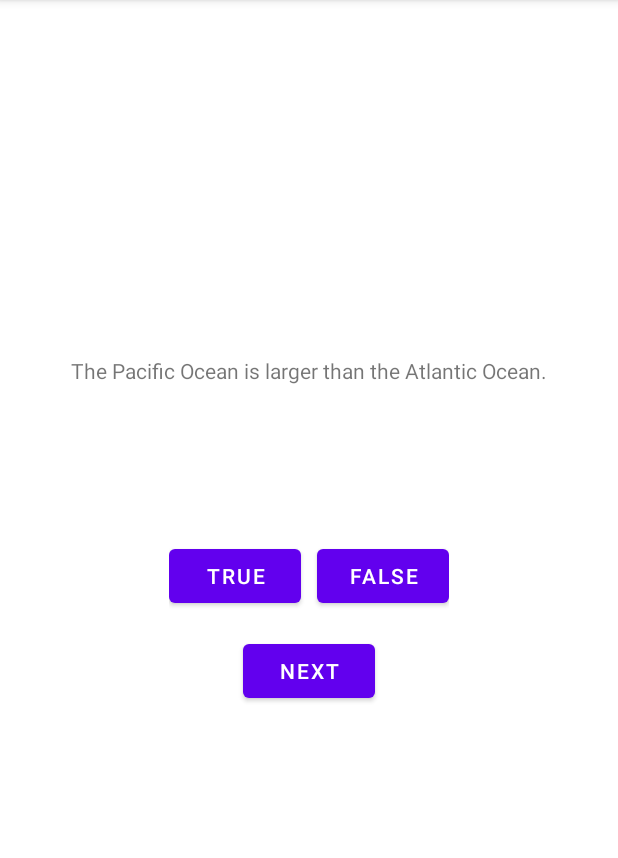
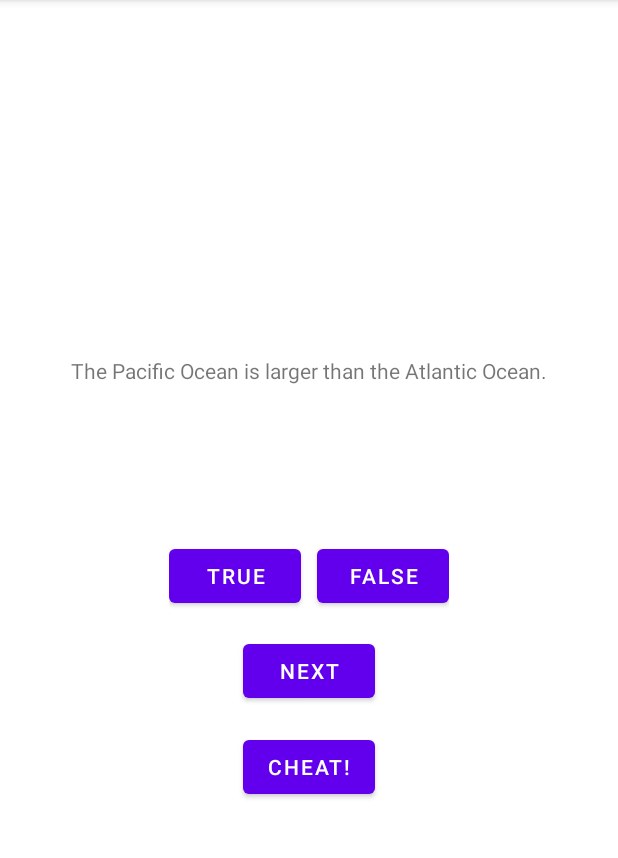
Before and after one commit to Salad7/BigNerdRanch-Android, an Android app: the screen it shows after launch (MainActivity), on a phone screen of 412 x 824 dp, the part 84-942 px from its top. Run offline under Robolectric (Android 15) with nearby library versions, the phone set to English and light mode, and no system bars.

Commit message:
page 102 finished

```diff
--- a/GeoQuiz/app/src/main/AndroidManifest.xml
+++ b/GeoQuiz/app/src/main/AndroidManifest.xml
@@ -16,6 +16,8 @@
                 <category android:name="android.intent.category.LAUNCHER" />
             </intent-filter>
         </activity>
+        <activity android:name=".CheatActivity">
+        </activity>
     </application>
 
 </manifest>
--- a/GeoQuiz/app/src/main/java/com/example/geoquiz/MainActivity.java
+++ b/GeoQuiz/app/src/main/java/com/example/geoquiz/MainActivity.java
@@ -2,6 +2,7 @@ package com.example.geoquiz;
 
 import androidx.appcompat.app.AppCompatActivity;
 
+import android.content.Intent;
 import android.os.Bundle;
 import android.util.Log;
 import android.view.View;
@@ -15,6 +16,10 @@ public class MainActivity extends AppCompatActivity {
     Button mFalseButton;
     Button mNextButton;
     TextView mQuestionTextView;
+    Button mCheatButton;
+    private static final int REQUEST_CODE_CHEAT = 0;
+    private static final String EXTRA_ANSWER_IS_TRUE = "com.bignerdranch.android.geoquiz.answer_is_true";
+
     private static final String TAG = "QuizActivity";
     private Question[] mQuestionBank = new Question[]{
             new Question(R.string.question_oceans, true),
@@ -72,6 +77,7 @@ public class MainActivity extends AppCompatActivity {
         mFalseButton = findViewById(R.id.false_button);
         mNextButton = findViewById(R.id.next_button);
         mQuestionTextView = findViewById(R.id.question_text_view);
+        mCheatButton = findViewById(R.id.cheat_button);
         updateQuestion();
 
         mTrueButton.setOnClickListener(new View.OnClickListener() {
@@ -96,6 +102,14 @@ public class MainActivity extends AppCompatActivity {
 
             }
         });
+        mCheatButton.setOnClickListener(new View.OnClickListener() {
+            @Override
+            public void onClick(View v) {
+                Intent intent = new Intent(getApplicationContext(),CheatActivity.class);
+                intent.putExtra("cheater",mQuestionBank[mCurrentIndex].getAnswerTrue());
+                startActivityForResult(intent,REQUEST_CODE_CHEAT);
+            }
+        });
     }
 
     private void checkAnswer(boolean userPressedTrue){
--- a/GeoQuiz/app/src/main/res/layout/activity_main.xml
+++ b/GeoQuiz/app/src/main/res/layout/activity_main.xml
@@ -50,4 +50,14 @@
         app:layout_constraintBottom_toTopOf="@+id/linearLayout"
         app:layout_constraintEnd_toEndOf="parent"
         app:layout_constraintStart_toStartOf="parent" />
+
+    <Button
+        android:id="@+id/cheat_button"
+        android:layout_width="wrap_content"
+        android:layout_height="wrap_content"
+        android:text="@string/cheat_button"
+        android:layout_marginTop="16dp"
+        app:layout_constraintEnd_toEndOf="parent"
+        app:layout_constraintStart_toStartOf="parent"
+        app:layout_constraintTop_toBottomOf="@+id/next_button" />
 </androidx.constraintlayout.widget.ConstraintLayout>
--- a/GeoQuiz/app/src/main/res/values/strings.xml
+++ b/GeoQuiz/app/src/main/res/values/strings.xml
@@ -10,4 +10,9 @@
     <string name="question_africa">The source of the Nile River is in Egypt.</string>
     <string name="question_americas">The Amazon River is the longest river in the Americas.</string>
     <string name="question_asia">Lake Baikal is the world\'s oldest and deepest freshwater lake</string>
+    <string name="warning_text">Are you sure you want to do this?</string>
+    <string name="show_answer_button">Show Answer</string>
+    <string name="cheat_button">Cheat!</string>
+    <string name="judgment_toast">Cheating is wrong.</string>
+
 </resources>
```
Also changed, not shown: GeoQuiz/app/src/main/java/com/example/geoquiz/CheatActivity.java (added, +36 -0 lines), GeoQuiz/app/src/main/res/layout/activity_cheat.xml (added, +25 -0 lines).
